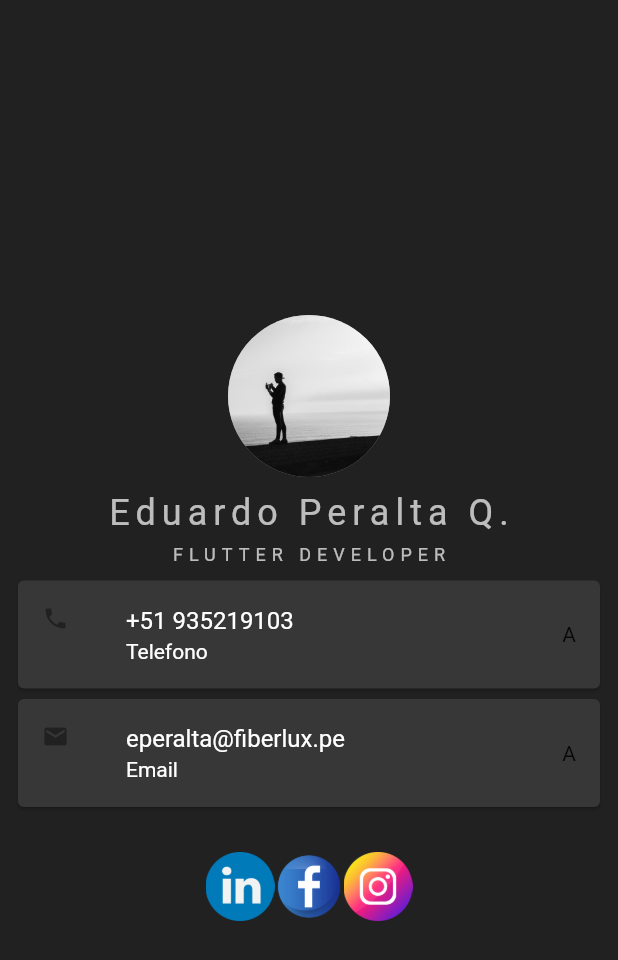
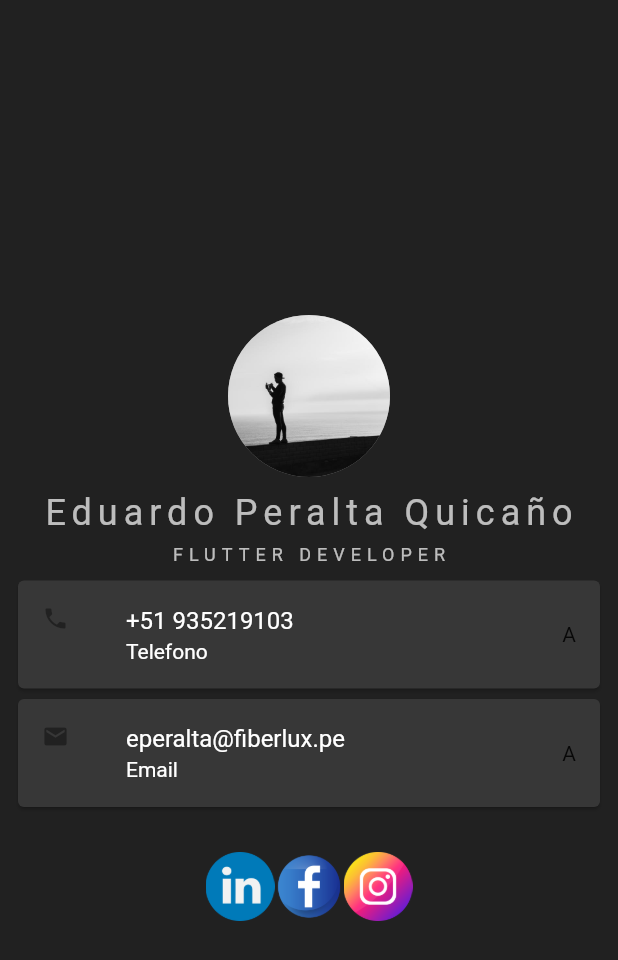
Before and after one commit to 3p3r4lt4/flutter_codigo3_init, a Flutter app: the screen it shows after launch, on a phone screen of 412 x 824 dp. Shown: the top 960 px of the screen. Run offline on Flutter 3.47's test engine with Material 2 defaults, Android fonts, the phone set to English and light mode, and no system bars; Roboto replaces fonts that are missing (ComforterBrush).

Commit message:
cambio en el nombre edu ...

```diff
--- a/lib/main.dart
+++ b/lib/main.dart
@@ -30,7 +30,7 @@ class MyApp extends StatelessWidget {
               height: 10.0,
             ),
             const Text(
-              "Eduardo Peralta Q.",
+              "Eduardo Peralta Quicaño",
               style: TextStyle(
                 fontSize: 24.0,
                 fontFamily: 'ComforterBrush',
```
